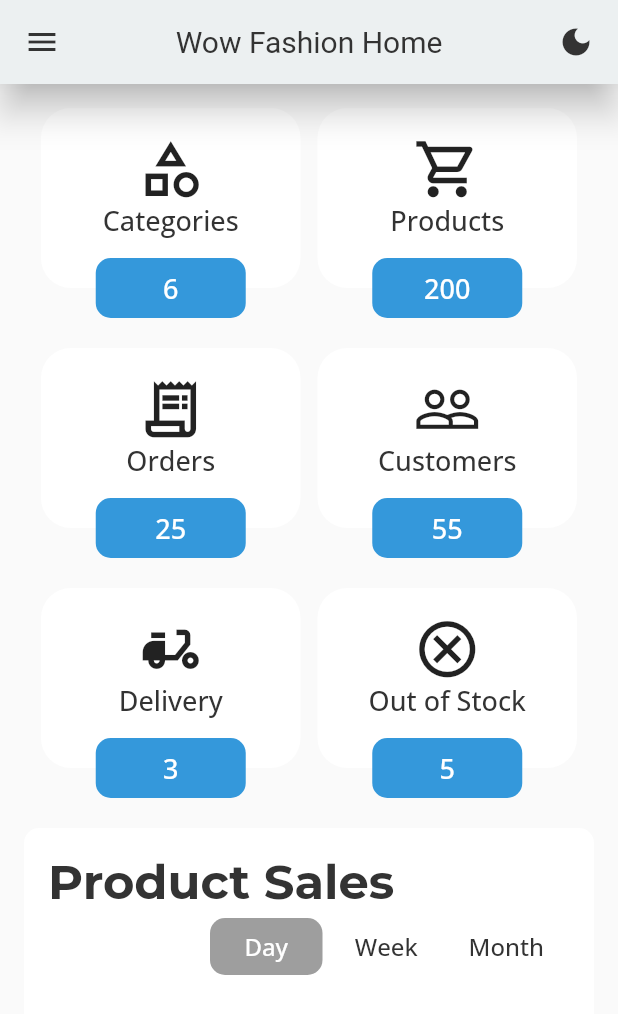
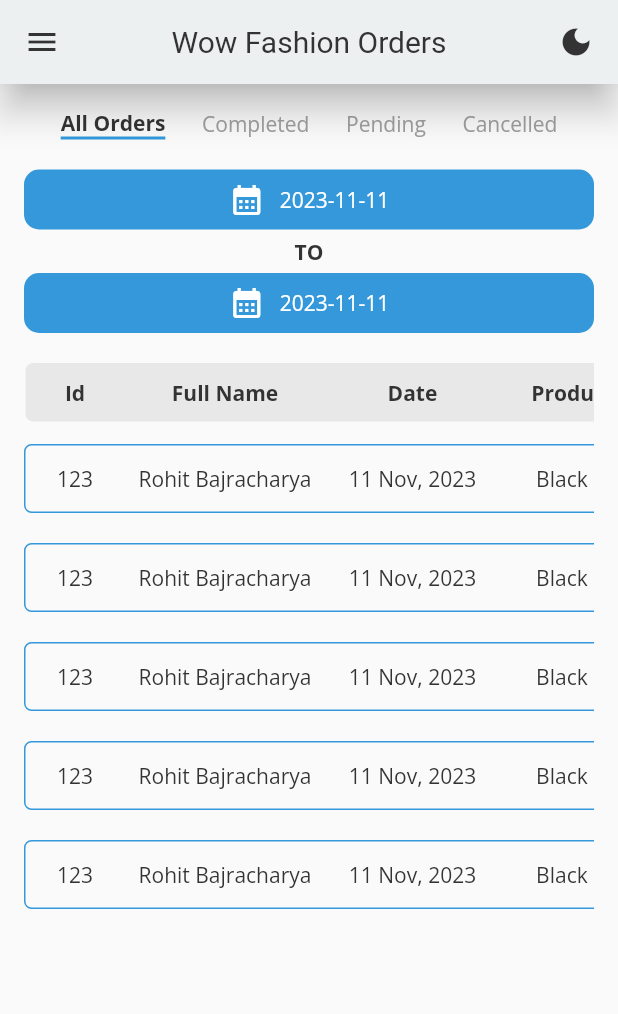
Before and after one commit to RohitBajracharya/Wow_Fashion_Store, a Flutter app: the HomeScreen screen opened by its route, after a tap on "Orders", on a phone screen of 412 x 824 dp. Shown: the top 1014 px of the screen. Run offline on Flutter 3.47's test engine with Material 2 defaults, Android fonts, the phone set to English and light mode, and no system bars; our stand-ins replace email_validator, firebase_auth, firebase_core, fluttertoast, get, google_fonts and 1 more; accounts and stored records are empty.

Commit message:
order table added

```diff
--- a/lib/main.dart
+++ b/lib/main.dart
@@ -21,6 +21,7 @@ class MyApp extends StatefulWidget {
 
 class _MyAppState extends State<MyApp> {
   final ThemeController themeController = Get.put(ThemeController());
+
   @override
   Widget build(BuildContext context) {
     return Obx(
--- a/lib/src/common widgets/drawer_widget.dart
+++ b/lib/src/common widgets/drawer_widget.dart
@@ -36,7 +36,9 @@ class _DrawerWidgetState extends State<DrawerWidget> {
           drawerMenuItem(context, Icons.local_grocery_store_outlined, "Products", () {
             Get.toNamed(RouteHelper.productPage);
           }),
-          drawerMenuItem(context, Icons.receipt_long_outlined, "Orders", () {}),
+          drawerMenuItem(context, Icons.receipt_long_outlined, "Orders", () {
+            Get.toNamed(RouteHelper.orderPage);
+          }),
           drawerMenuItem(context, Icons.people_outline, "Customers", () {}),
           drawerMenuItem(context, Icons.cancel_outlined, "Out of Stock", () {}),
           const SizedBox(height: 10),
--- a/lib/src/constants/colors.dart
+++ b/lib/src/constants/colors.dart
@@ -4,10 +4,10 @@ const tappColor = Color(0xFF3498db);
 const tbgColor = Color(0xFFecf0f1);
 const tbuttonColor = Color(0xFFe74c3c);
 const ttextColor = Color(0xFF333333);
-const taccentColor = Color(0xFFBDC3C7);
+const taccentColor = Color(0xFFf8f9fa);
 
 const tappDarkColor = Color(0xFF1f618d);
 const tbgDarkColor = Color(0xFF2c3e50);
 const tbuttonDarkColor = Color(0xFFe74c3c);
 const ttextDarkColor = Color(0xFFFFFFFF);
-const taccentDarkColor = Color(0xFF3E2723);
+const taccentDarkColor = Color(0xFF2f414e);
--- /dev/null
+++ b/lib/src/data/controller/order_controller.dart
@@ -0,0 +1,34 @@
+import 'package:flutter/material.dart';
+import 'package:get/get.dart';
+
+class OrderController extends GetxController {
+  Rx<DateTime> selectedFromDate = DateTime.now().obs;
+  Rx<DateTime> selectedToDate = DateTime.now().obs;
+
+  Future<void> selectFromDate() async {
+    print("preess");
+    final BuildContext? context = Get.context;
+    final DateTime? pickedFrom = await showDatePicker(
+      context: context!,
+      initialDate: selectedFromDate.value,
+      firstDate: DateTime(2023),
+      lastDate: DateTime.now(),
+    );
+    if (pickedFrom != null && pickedFrom != selectedFromDate) {
+      selectedFromDate.value = pickedFrom;
+    }
+  }
+
+  Future<void> selectToDate() async {
+    final BuildContext? context = Get.context;
+    final DateTime? pickedTo = await showDatePicker(
+      context: context!,
+      initialDate: selectedToDate.value,
+      firstDate: DateTime.now(),
+      lastDate: DateTime.now(),
+    );
+    if (pickedTo != null && pickedTo != selectedToDate) {
+      selectedToDate.value = pickedTo;
+    }
+  }
+}
--- a/lib/src/data/view/features/categories/add_categories_screen.dart
+++ b/lib/src/data/view/features/categories/add_categories_screen.dart
@@ -79,7 +79,7 @@ class _AddCategoriesScreenState extends State<AddCategoriesScreen> {
       padding: const EdgeInsets.all(8.0),
       width: double.infinity,
       decoration: BoxDecoration(
-        color: Colors.white60,
+        color: isDark ? taccentDarkColor : taccentColor,
         borderRadius: BorderRadius.circular(10),
       ),
       child: Form(
--- a/lib/src/data/view/features/homeNsplash/home_screen.dart
+++ b/lib/src/data/view/features/homeNsplash/home_screen.dart
@@ -155,6 +155,7 @@ class _HomeScreenState extends State<HomeScreen> {
             //orders
             itemCard(Icons.receipt_long_outlined, "Orders", "25", () {
               drawerController.selectDrawerItem("Orders");
+              Get.toNamed(RouteHelper.orderPage);
             }, isDark),
             //customers
             itemCard(Icons.people_outline, "Customers", "55", () {
--- /dev/null
+++ b/lib/src/data/view/features/orders/order_screen.dart
@@ -0,0 +1,337 @@
+import 'package:admin_side/src/common%20widgets/appbar_widget.dart';
+import 'package:admin_side/src/common%20widgets/drawer_widget.dart';
+import 'package:admin_side/src/constants/colors.dart';
+import 'package:admin_side/src/constants/sizes.dart';
+import 'package:admin_side/src/data/controller/order_controller.dart';
+import 'package:flutter/material.dart';
+import 'package:get/get.dart';
+
+import '../../../controller/theme_controller.dart';
+
+class OrderScreen extends StatefulWidget {
+  const OrderScreen({super.key});
+
+  @override
+  State<OrderScreen> createState() => _OrderScreenState();
+}
+
+class _OrderScreenState extends State<OrderScreen> {
+  final ThemeController themeController = Get.put(ThemeController());
+  final OrderController orderController = Get.put(OrderController());
+
+  @override
+  Widget build(BuildContext context) {
+    var themeMode = themeController.themeMode.value;
+    bool isDark;
+    if (themeMode == ThemeMode.dark) {
+      isDark = true;
+    } else {
+      isDark = false;
+    }
+
+    return Scaffold(
+      appBar: const AppBarWidget(pageName: "Orders"),
+      drawer: const DrawerWidget(),
+      body: SingleChildScrollView(
+        child: mainBody(isDark),
+      ),
+    );
+  }
+
+  Widget mainBody(bool isDark) {
+    return Padding(
+      padding: const EdgeInsets.all(16.0),
+      child: Column(
+        children: [
+          orderTypes(isDark),
+          const SizedBox(height: 20),
+          dateField(isDark),
+          const SizedBox(height: 20),
+          orderTable(),
+        ],
+      ),
+    );
+  }
+
+  Widget orderTable() {
+    return SingleChildScrollView(
+      scrollDirection: Axis.horizontal,
+      child: Column(
+        children: [
+          // table header
+          tableHeader(),
+          const SizedBox(height: 5),
+          // table data
+          SingleChildScrollView(
+            child: Column(
+              children: [
+                tableData("123", "Rohit Bajracharya", "11 Nov, 2023", "Black Hoodie", "Rs 1200", "Pending"),
+                tableData("123", "Rohit Bajracharya", "11 Nov, 2023", "Black Hoodie", "Rs 1200", "Completed"),
+                tableData("123", "Rohit Bajracharya", "11 Nov, 2023", "Black Hoodie", "Rs 1200", "Cancelled"),
+                tableData("123", "Rohit Bajracharya", "11 Nov, 2023", "Black Hoodie", "Rs 1200", "Cancelled"),
+                tableData("123", "Rohit Bajracharya", "11 Nov, 2023", "Black Hoodie", "Rs 1200", "Cancelled"),
+              ],
+            ),
+          ),
+        ],
+      ),
+    );
+  }
+
+  Widget tableHeader() {
+    return Container(
+      padding: const EdgeInsets.symmetric(vertical: 10.0, horizontal: 8.0),
+      decoration: BoxDecoration(
+        color: Colors.grey.withOpacity(0.2),
+        shape: BoxShape.rectangle,
+        borderRadius: BorderRadius.circular(5),
+      ),
+      child: const Row(
+        mainAxisAlignment: MainAxisAlignment.spaceEvenly,
+        children: [
+          SizedBox(
+            width: 50,
+            child: Center(
+              child: Text(
+                "Id",
+                style: TextStyle(fontWeight: FontWeight.bold),
+              ),
+            ),
+          ),
+          SizedBox(
+            width: 150,
+            child: Center(
+              child: Text(
+                "Full Name",
+                style: TextStyle(fontWeight: FontWeight.bold),
+              ),
+            ),
+          ),
+          SizedBox(
+            width: 100,
+            child: Center(
+              child: Text(
+                "Date",
+                style: TextStyle(fontWeight: FontWeight.bold),
+              ),
+            ),
+          ),
+          SizedBox(
+            width: 150,
+            child: Center(
+              child: Text(
+                "Product Item",
+                style: TextStyle(fontWeight: FontWeight.bold),
+              ),
+            ),
+          ),
+          SizedBox(
+            width: 100,
+            child: Center(
+              child: Text(
+                "Price",
+                style: TextStyle(fontWeight: FontWeight.bold),
+              ),
+            ),
+          ),
+          SizedBox(
+            width: 100,
+            child: Center(
+              child: Text(
+                "Status",
+                style: TextStyle(fontWeight: FontWeight.bold),
+              ),
+            ),
+          ),
+          SizedBox(
+            width: 100,
+            child: Center(
+              child: Text(
+                "Action",
+                style: TextStyle(fontWeight: FontWeight.bold),
+              ),
+            ),
+          ),
+        ],
+      ),
+    );
+  }
+
+  Widget tableData(String id, String name, String date, String item, String price, String status) {
+    return Container(
+      padding: const EdgeInsets.symmetric(vertical: 10.0, horizontal: 8.0),
+      margin: const EdgeInsets.symmetric(vertical: 10.0),
+      decoration: BoxDecoration(
+        border: Border.all(color: tappColor),
+        shape: BoxShape.rectangle,
+        borderRadius: BorderRadius.circular(5),
+      ),
+      child: Row(
+        children: [
+          SizedBox(
+            width: 50,
+            child: Center(
+              child: Text(
+                id,
+              ),
+            ),
+          ),
+          SizedBox(
+            width: 150,
+            child: Center(
+              child: Text(
+                name,
+              ),
+            ),
+          ),
+          SizedBox(
+            width: 100,
+            child: Center(
+              child: Text(
+                date,
+              ),
+            ),
+          ),
+          SizedBox(
+            width: 150,
+            child: Center(
+              child: Text(
+                item,
+              ),
+            ),
+          ),
+          SizedBox(
+            width: 100,
+            child: Center(
+              child: Text(
+                price,
+              ),
+            ),
+          ),
+          SizedBox(
+            width: 100,
+            child: Center(
+              child: Text(status,
+                  style: TextStyle(
+                    color: (status == "Pending")
+                        ? Colors.grey
+                        : (status == "Completed")
+                            ? Colors.green
+                            : Colors.red,
+                  )),
+            ),
+          ),
+          const SizedBox(
+            width: 100,
+            child: Icon(Icons.settings),
+          ),
+        ],
+      ),
+    );
+  }
+
+  //dateField
+  Widget dateField(bool isDark) {
+    return Column(
+      children: [
+        // from date
+        InkWell(
+          onTap: () => orderController.selectFromDate(),
+          child: Container(
+            padding: const EdgeInsets.all(8.0),
+            width: screenWidth,
+            decoration: BoxDecoration(
+              color: isDark ? tappDarkColor : tappColor,
+              shape: BoxShape.rectangle,
+              borderRadius: BorderRadius.circular(10),
+            ),
+            child: Row(
+              mainAxisAlignment: MainAxisAlignment.center,
+              children: [
+                const Icon(Icons.calendar_month, color: ttextDarkColor),
+                const SizedBox(width: 10),
+                Obx(
+                  () => Text(
+                    orderController.selectedFromDate.toString().split(' ')[0],
+                    style: Theme.of(context).textTheme.bodyMedium!.copyWith(
+                          color: ttextDarkColor,
+                        ),
+                  ),
+                ),
+              ],
+            ),
+          ),
+        ),
+        const SizedBox(height: 5),
+        Text(
+          "TO",
+          style: Theme.of(context).textTheme.bodyMedium!.copyWith(fontWeight: FontWeight.bold),
+        ),
+        const SizedBox(height: 5),
+        //to date
+        InkWell(
+          onTap: () => orderController.selectToDate(),
+          child: Container(
+            padding: const EdgeInsets.all(8.0),
+            width: screenWidth,
+            decoration: BoxDecoration(
+              color: isDark ? tappDarkColor : tappColor,
+              shape: BoxShape.rectangle,
+              borderRadius: BorderRadius.circular(10),
+            ),
+            child: Row(
+              mainAxisAlignment: MainAxisAlignment.center,
+              children: [
+                const Icon(Icons.calendar_month, color: ttextDarkColor),
+                const SizedBox(width: 10),
+                Obx(
+                  () => Text(
+                    orderController.selectedToDate.toString().split(' ')[0],
+                    style: Theme.of(context).textTheme.bodyMedium!.copyWith(
+                          color: ttextDarkColor,
+                        ),
+                  ),
+                ),
+              ],
+            ),
+          ),
+        ),
+      ],
+    );
+  }
+
+  //order types
+  Widget orderTypes(bool isDark) {
+    return Row(
+      mainAxisAlignment: MainAxisAlignment.spaceEvenly,
+      children: [
+        Container(
+          decoration: BoxDecoration(
+            border: Border(
+              bottom: BorderSide(
+                color: isDark ? tappDarkColor : tappColor,
+                width: 2.0,
+              ),
+            ),
+          ),
+          child: Text(
+            "All Orders",
+            style: Theme.of(context).textTheme.bodyMedium!.copyWith(fontWeight: FontWeight.bold),
+          ),
+        ),
+        Text(
+          "Completed",
+          style: Theme.of(context).textTheme.bodyMedium!.copyWith(color: Colors.grey),
+        ),
+        Text(
+          "Pending",
+          style: Theme.of(context).textTheme.bodyMedium!.copyWith(color: Colors.grey),
+        ),
+        Text(
+          "Cancelled",
+          style: Theme.of(context).textTheme.bodyMedium!.copyWith(color: Colors.grey),
+        ),
+      ],
+    );
+  }
+}
--- a/lib/src/data/view/features/products/add_product_screen.dart
+++ b/lib/src/data/view/features/products/add_product_screen.dart
@@ -86,7 +86,7 @@ class _AddProductScreenState extends State<AddProductScreen> {
       padding: const EdgeInsets.all(8.0),
       width: double.infinity,
       decoration: BoxDecoration(
-        color: Colors.white60,
+        color: isDark ? taccentDarkColor : taccentColor,
         borderRadius: BorderRadius.circular(10),
       ),
       child: Form(
--- a/lib/src/routes/route_helper.dart
+++ b/lib/src/routes/route_helper.dart
@@ -3,6 +3,7 @@ import 'package:admin_side/src/data/view/features/categories/add_categories_scre
 import 'package:admin_side/src/data/view/features/categories/categories_screen.dart';
 import 'package:admin_side/src/data/view/features/homeNsplash/home_screen.dart';
 import 'package:admin_side/src/data/view/features/homeNsplash/splash_screen.dart';
+import 'package:admin_side/src/data/view/features/orders/order_screen.dart';
 import 'package:admin_side/src/data/view/features/products/add_product_screen.dart';
 import 'package:admin_side/src/data/view/features/products/product_screen.dart';
 import 'package:get/get.dart';
@@ -15,6 +16,7 @@ class RouteHelper {
   static const String addCategoriesPage = "/add-categories-page";
   static const String productPage = "/product-page";
   static const String addProductPage = "/add-product-page";
+  static const String orderPage = "/order-page";
 
   static String getInitial() => initial;
   static String getLoginPage() => loginPage;
@@ -23,6 +25,7 @@ class RouteHelper {
   static String getAddCategoriesPage() => addCategoriesPage;
   static String getProductPage() => productPage;
   static String getAddProductPage() => addProductPage;
+  static String getOrderPage() => orderPage;
 
   static List<GetPage> routes = [
     //splash screen
@@ -39,5 +42,7 @@ class RouteHelper {
     GetPage(name: productPage, page: () => const ProductScreen()),
     //add product screen
     GetPage(name: addProductPage, page: () => const AddProductScreen()),
+    //order screen
+    GetPage(name: orderPage, page: () => const OrderScreen()),
   ];
 }
```
